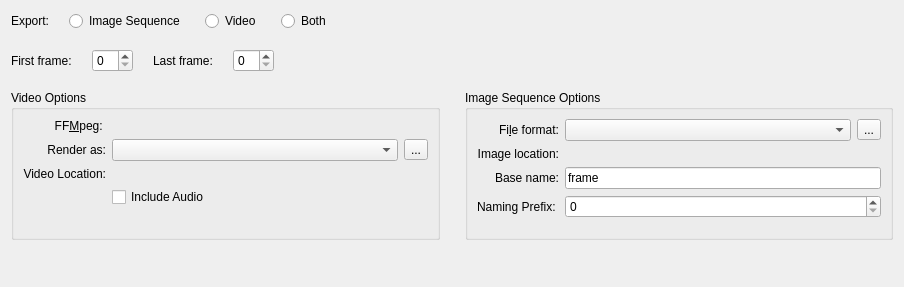
This is plugins/extensions/animationrenderer/wdg_animationrenderer.ui in KDE/krita as Qt 5 draws it before an edit. The edited form follows.
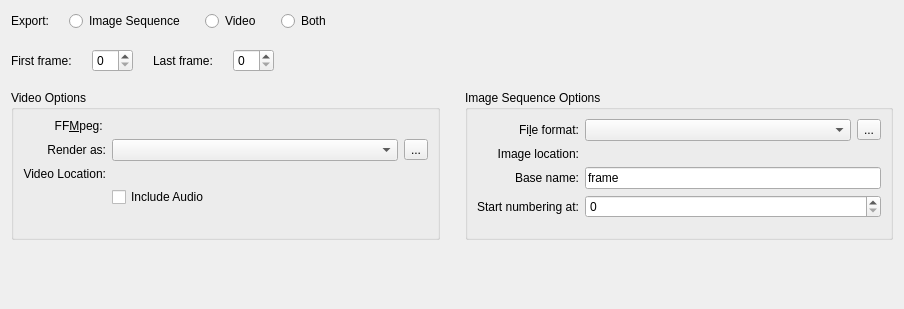
This is the edited form. Custom widgets are drawn as their Qt base class.

Commit message: update verbiage for naming prefix to explain better what it is changing

What changed in the file:
```diff
--- a/plugins/extensions/animationrenderer/wdg_animationrenderer.ui
+++ b/plugins/extensions/animationrenderer/wdg_animationrenderer.ui
@@ -7,7 +7,7 @@
     <x>0</x>
     <y>0</y>
     <width>904</width>
-    <height>287</height>
+    <height>309</height>
    </rect>
   </property>
   <property name="sizePolicy">
@@ -345,7 +345,7 @@
           <item row="3" column="0">
            <widget class="QLabel" name="label_5">
             <property name="text">
-             <string>Naming Prefix:</string>
+             <string>Start numbering at:</string>
             </property>
            </widget>
           </item>
```
